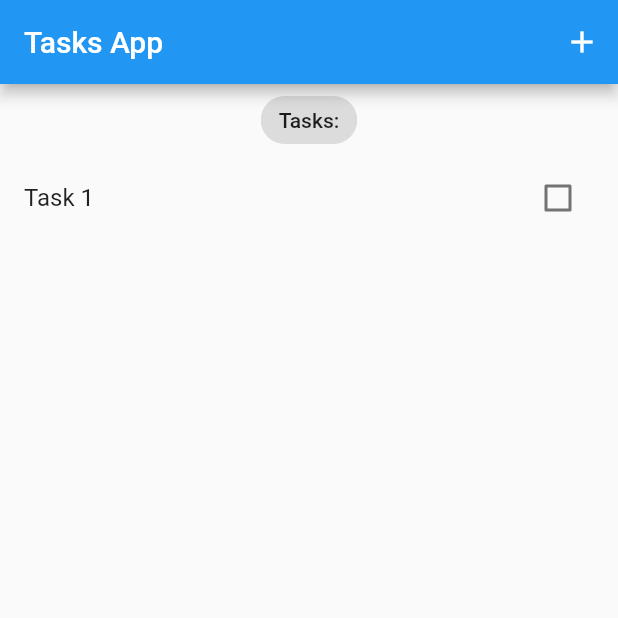
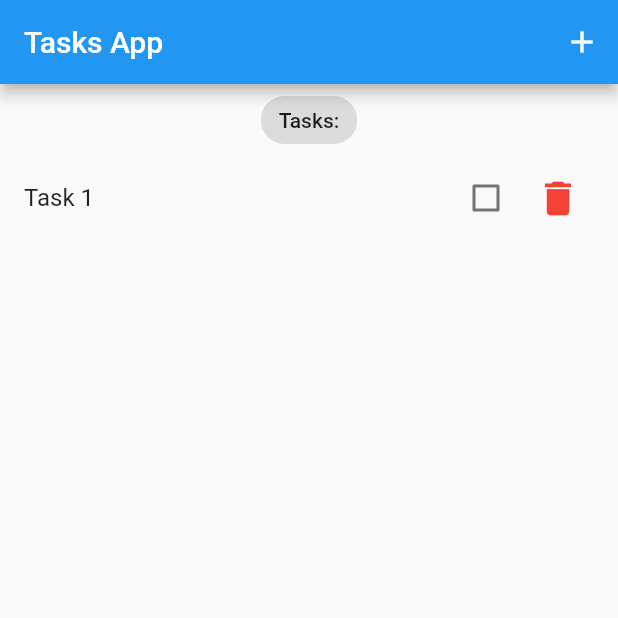
Before and after one commit to cromueloliver02/tasks_app, a Flutter app: the screen it shows after launch, on a phone screen of 412 x 824 dp, the top half of it. Run offline on Flutter 3.47's test engine with Material 2 defaults, Android fonts, the phone set to English and light mode, and no system bars; our stand-ins replace bloc, equatable, flutter_bloc.

Commit message:
delete task event

```diff
--- a/lib/widgets/task_list.dart
+++ b/lib/widgets/task_list.dart
@@ -19,10 +19,22 @@ class TaskList extends StatelessWidget {
 
         return ListTile(
           title: Text(task.title),
-          trailing: Checkbox(
-            value: task.isDone,
-            onChanged: (value) =>
-                context.read<TaskBloc>().add(UpdateTask(task: task)),
+          trailing: Row(
+            mainAxisSize: MainAxisSize.min,
+            children: [
+              Checkbox(
+                value: task.isDone,
+                onChanged: (value) =>
+                    context.read<TaskBloc>().add(UpdateTask(task: task)),
+              ),
+              IconButton(
+                icon: const Icon(Icons.delete),
+                color: Colors.red,
+                iconSize: 30,
+                onPressed: () =>
+                    context.read<TaskBloc>().add(DeleteTask(task: task)),
+              ),
+            ],
           ),
         );
       },
```
Also changed, not shown: lib/blocs/task/task_bloc.dart (+8 -2 lines).
